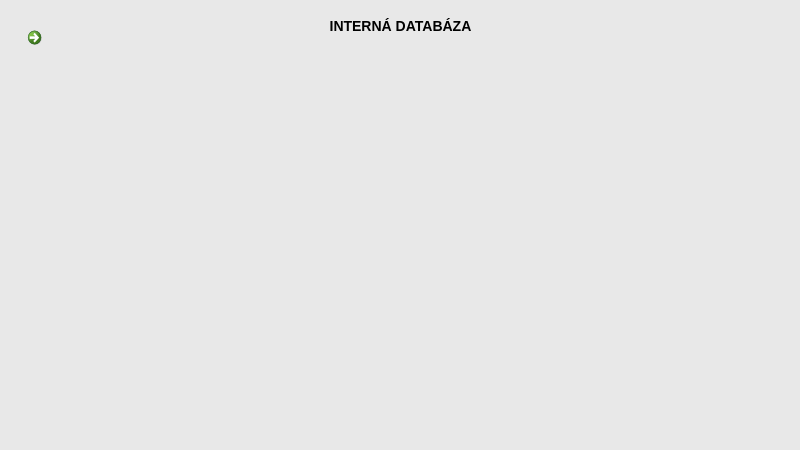
Before: the Qt Designer form source/code/main.ui in tomas-magat/camels-eshop-infosystem, drawn with Qt 5.
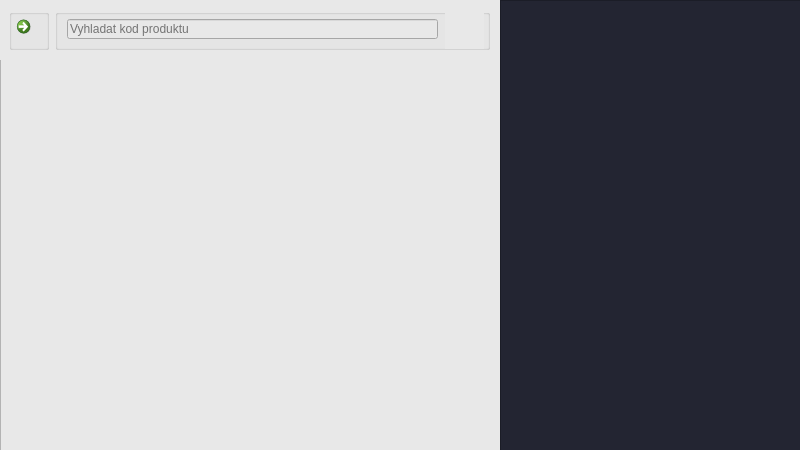
After: the same form once the commit is applied. The open tabs and pages were chosen to show the change. Icons and pictures are not drawn.

Commit message: internal database design

What changed in the file:
```diff
--- a/source/code/main.ui
+++ b/source/code/main.ui
@@ -612,46 +612,190 @@
      </widget>
     </widget>
     <widget class="QWidget" name="databaza">
-     <widget class="QCommandLinkButton" name="homeArrow5">
+     <widget class="QFrame" name="left_database">
       <property name="geometry">
        <rect>
-        <x>20</x>
-        <y>20</y>
-        <width>41</width>
-        <height>41</height>
+        <x>0</x>
+        <y>0</y>
+        <width>501</width>
+        <height>451</height>
        </rect>
       </property>
-      <property name="styleSheet">
-       <string notr="true">:hover {
+      <property name="frameShape">
+       <enum>QFrame::StyledPanel</enum>
+      </property>
+      <property name="frameShadow">
+       <enum>QFrame::Raised</enum>
+      </property>
+      <widget class="QFrame" name="topBar_database">
+       <property name="geometry">
+        <rect>
+         <x>0</x>
+         <y>0</y>
+         <width>501</width>
+         <height>60</height>
+        </rect>
+       </property>
+       <property name="minimumSize">
+        <size>
+         <width>0</width>
+         <height>60</height>
+        </size>
+       </property>
+       <widget class="QWidget" name="layoutWidget_2">
+        <property name="geometry">
+         <rect>
+          <x>9</x>
+          <y>9</y>
+          <width>481</width>
+          <height>41</height>
+         </rect>
+        </property>
+        <layout class="QHBoxLayout" name="topBarLayout_2">
+         <item>
+          <widget class="QGroupBox" name="homeButton_2">
+           <property name="maximumSize">
+            <size>
+             <width>40</width>
+             <height>16777215</height>
+            </size>
+           </property>
+           <property name="styleSheet">
+            <string notr="true">QGroupBox#homeButton {border:0;}</string>
+           </property>
+           <property name="alignment">
+            <set>Qt::AlignJustify|Qt::AlignVCenter</set>
+           </property>
+           <widget class="QCommandLinkButton" name="homeArrow_2">
+            <property name="geometry">
+             <rect>
+              <x>0</x>
+              <y>0</y>
+              <width>41</width>
+              <height>40</height>
+             </rect>
+            </property>
+            <property name="styleSheet">
+             <string notr="true">:hover {
 	border: none;
 }</string>
-      </property>
-      <property name="icon">
-       <iconset>
-        <normaloff>../../assets/icons/left-arrow.png</normaloff>../../assets/icons/left-arrow.png</iconset>
-      </property>
+            </property>
+            <property name="icon">
+             <iconset>
+              <normaloff>../../assets/icons/left-arrow.png</normaloff>../../assets/icons/left-arrow.png</iconset>
+            </property>
+           </widget>
+          </widget>
+         </item>
+         <item>
+          <widget class="QGroupBox" name="searchBar_2">
+           <property name="minimumSize">
+            <size>
+             <width>60</width>
+             <height>0</height>
+            </size>
+           </property>
+           <property name="styleSheet">
+            <string notr="true">QGroupBox#searchBar {border:0;}</string>
+           </property>
+           <property name="alignment">
+            <set>Qt::AlignJustify|Qt::AlignVCenter</set>
+           </property>
+           <widget class="QLineEdit" name="searchField_2">
+            <property name="geometry">
+             <rect>
+              <x>12</x>
+              <y>10</y>
+              <width>371</width>
+              <height>20</height>
+             </rect>
+            </property>
+            <property name="text">
+             <string/>
+            </property>
+            <property name="maxLength">
+             <number>20</number>
+            </property>
+            <property name="frame">
+             <bool>true</bool>
+            </property>
+            <property name="placeholderText">
+             <string>Vyhladat kod produktu</string>
+            </property>
+           </widget>
+           <widget class="QPushButton" name="searchButton_2">
+            <property name="geometry">
+             <rect>
+              <x>390</x>
+              <y>0</y>
+              <width>39</width>
+              <height>40</height>
+             </rect>
+            </property>
+            <property name="styleSheet">
+             <string notr="true">border: none;
+color: rgb(125, 125, 125);</string>
+            </property>
+            <property name="icon">
+             <iconset>
+              <normaloff>../../assets/icons/search.png</normaloff>../../assets/icons/search.png</iconset>
+            </property>
+            <property name="iconSize">
+             <size>
+              <width>35</width>
+              <height>35</height>
+             </size>
+            </property>
+           </widget>
+          </widget>
+         </item>
+        </layout>
+       </widget>
+      </widget>
      </widget>
-     <widget class="QLabel" name="databazaHeading">
+     <widget class="QFrame" name="right_database">
       <property name="geometry">
        <rect>
-        <x>320</x>
-        <y>10</y>
-        <width>161</width>
-        <height>31</height>
+        <x>500</x>
+        <y>0</y>
+        <width>301</width>
+        <height>451</height>
        </rect>
       </property>
       <property name="styleSheet">
-       <string notr="true">font-family: &quot;Myanmar Text&quot;;
-font-size: 14px;
-font-weight: bold;
-</string>
+       <string notr="true">background-color: rgb(35, 37, 50);</string>
       </property>
-      <property name="text">
-       <string>INTERNÁ DATABÁZA</string>
+      <property name="frameShape">
+       <enum>QFrame::StyledPanel</enum>
       </property>
-      <property name="alignment">
-       <set>Qt::AlignCenter</set>
+      <property name="frameShadow">
+       <enum>QFrame::Raised</enum>
       </property>
+      <widget class="QLabel" name="addproductIcon_database">
+       <property name="geometry">
+        <rect>
+         <x>20</x>
+         <y>16</y>
+         <width>31</width>
+         <height>30</height>
+        </rect>
+       </property>
+       <property name="maximumSize">
+        <size>
+         <width>31</width>
+         <height>30</height>
+        </size>
+       </property>
+       <property name="pixmap">
+        <pixmap>../../assets/icons/add_product.png</pixmap>
+       </property>
+       <property name="scaledContents">
+        <bool>true</bool>
+       </property>
+       <property name="alignment">
+        <set>Qt::AlignRight|Qt::AlignTrailing|Qt::AlignVCenter</set>
+       </property>
+      </widget>
      </widget>
     </widget>
     <widget class="QWidget" name="cenotvorba">
```
Left out of the diff: 4 changed lines with no effect on the pictures. The commit also changes 2 other files.
